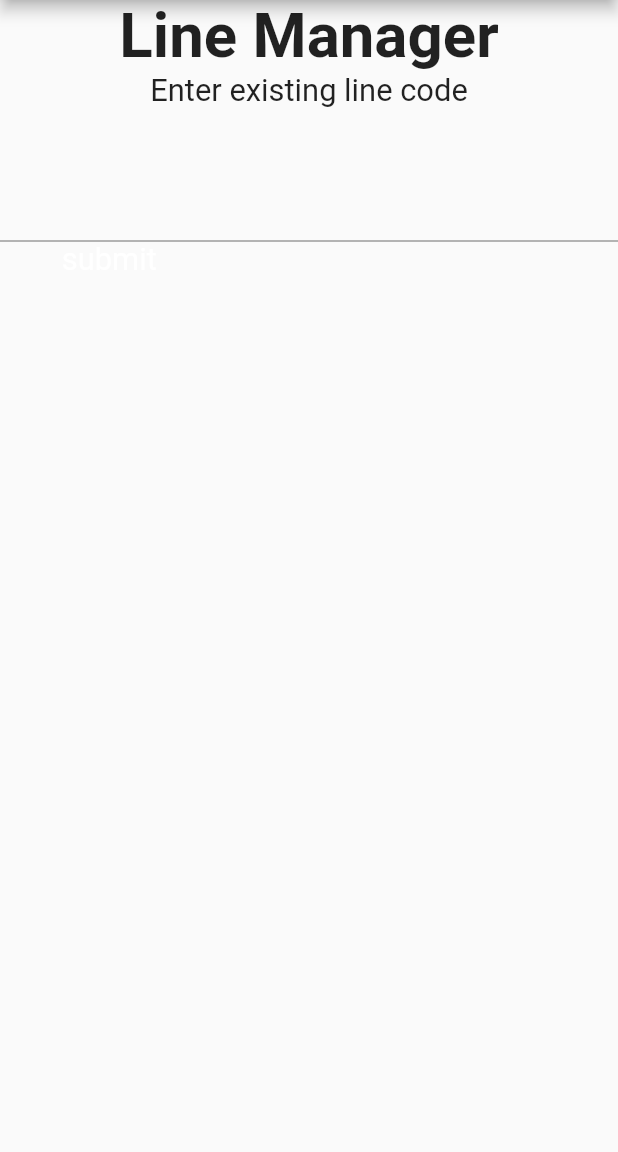
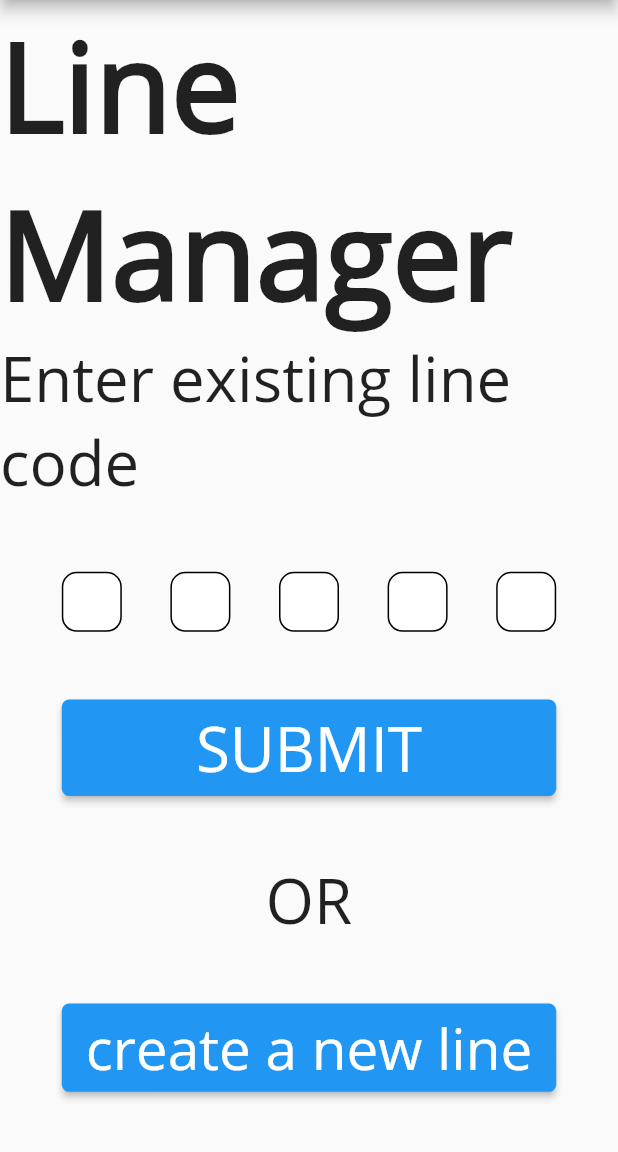
Before and after one commit to harryhannum/noline, a Flutter app: the screen it shows after launch, after a tap on "or create a line of your own", on a phone screen of 412 x 824 dp, the part 84-1236 px from its top. Run offline on Flutter 3.47's test engine with Material 2 defaults, Android fonts, the phone set to English and light mode, and no system bars; our stand-ins replace pinput.

Commit message:
finished the manager menu screen

```diff
--- a/lib/screens/manager_login.dart
+++ b/lib/screens/manager_login.dart
@@ -1,5 +1,5 @@
 import 'package:flutter/material.dart';
-import 'package:progress_button/progress_button.dart';
+import 'package:pinput/pin_put/pin_put.dart';
 
 class ManagerLogin extends StatefulWidget {
   ManagerLogin(AppBar appBar, {Key key}) : super(key: key) {
@@ -13,12 +13,25 @@ class ManagerLogin extends StatefulWidget {
 }
 
 class _ManagerLoginState extends State<ManagerLogin> {
+  final FocusNode _pinPutFocusNode = FocusNode();
+  final TextEditingController _pinPutController = TextEditingController();
+
   @override
   Widget build(BuildContext context) {
-    Size screenSize = MediaQuery.of(context).size;
-    TextStyle titleStyle =
-        TextStyle(fontSize: screenSize.width / 10, fontWeight: FontWeight.bold);
-    TextStyle subTitleStyle = TextStyle(fontSize: screenSize.width / 20);
+    final Size screenSize = MediaQuery.of(context).size;
+    final TextStyle titleStyle = TextStyle(
+        fontSize: screenSize.height / 10,
+        fontWeight: FontWeight.bold,
+        fontFamily: "OpenSans");
+    final TextStyle subTitleStyle =
+        TextStyle(fontSize: screenSize.height / 20, fontFamily: "OpenSans");
+    final BoxDecoration pinPutDecoration = BoxDecoration(
+      color: Colors.white,
+      borderRadius: BorderRadius.circular(10.0),
+      border: Border.all(
+        color: Colors.black.withOpacity(.5),
+      ),
+    );
 
     return Scaffold(
       appBar: widget.appBar,
@@ -39,21 +52,82 @@ class _ManagerLoginState extends State<ManagerLogin> {
             Form(
               child: Column(
                 children: [
-                  Container(child: TextField()),
                   Container(
                     width: screenSize.width * 0.8,
-                    child: ProgressButton(
+                    child: PinPut(
+                      fieldsCount: 5,
+                      eachFieldHeight: 40.0,
+                      onSubmit: (String pin) {},
+                      focusNode: _pinPutFocusNode,
+                      controller: _pinPutController,
+                      submittedFieldDecoration: pinPutDecoration.copyWith(
+                          borderRadius: BorderRadius.circular(12.0),
+                          border: Border.all(
+                              color: Theme.of(context).primaryColor)),
+                      selectedFieldDecoration: pinPutDecoration,
+                      followingFieldDecoration: pinPutDecoration.copyWith(
+                        border: Border.all(
+                          color: Colors.black,
+                        ),
+                      ),
+                    ),
+                  ),
+                  SizedBox(
+                    height: screenSize.height / 20,
+                  ),
+                  Container(
+                    width: screenSize.width * 0.8,
+                    child: MaterialButton(
+                      shape: RoundedRectangleBorder(
+                        borderRadius: BorderRadius.circular(5.0),
+                      ),
                       onPressed: () {},
-                      child: Text(
-                        "submit",
-                        style:
-                            subTitleStyle.merge(TextStyle(color: Colors.white)),
+                      child: FittedBox(
+                        child: Container(
+                          padding: EdgeInsets.symmetric(
+                              vertical: screenSize.width / 100),
+                          child: Text(
+                            "SUBMIT",
+                            style: subTitleStyle
+                                .merge(TextStyle(color: Colors.white)),
+                          ),
+                        ),
                       ),
-                      buttonState: ButtonState.normal,
-                      progressColor: Theme.of(context).primaryColor,
+                      color: Theme.of(context).primaryColor,
                     ),
                   )
                 ],
+              ),
+            ),
+            SizedBox(
+              height: screenSize.height / 20,
+            ),
+            Text(
+              "OR",
+              style: subTitleStyle,
+            ),
+            SizedBox(
+              height: screenSize.height / 20,
+            ),
+            Container(
+              width: screenSize.width * 0.8,
+              child: MaterialButton(
+                shape: RoundedRectangleBorder(
+                  borderRadius: BorderRadius.circular(5.0),
+                ),
+                onPressed: () {},
+                child: FittedBox(
+                  child: Container(
+                    padding:
+                        EdgeInsets.symmetric(vertical: screenSize.width / 100),
+                    child: Text(
+                      "create a new line",
+                      style:
+                          subTitleStyle.merge(TextStyle(color: Colors.white)),
+                    ),
+                  ),
+                ),
+                color: Theme.of(context).primaryColor,
               ),
             )
           ],
--- a/pubspec.yaml
+++ b/pubspec.yaml
@@ -24,6 +24,7 @@ dependencies:
   flutter:
     sdk: flutter
   progress_button: ^0.0.1
+  pinput: ^0.2.0
 
 
   # The following adds the Cupertino Icons font to your application.
@@ -65,6 +66,10 @@ flutter:
     - family: Razuchka
       fonts:
         - asset: assets/Ranchers-Regular.ttf
+
+    - family: OpenSans
+      fonts:
+        - asset: assets/OpenSans-Regular.ttf
   #       - asset: fonts/Schyler-Italic.ttf
   #         style: italic
   #   - family: Trajan Pro
```
Also changed, not shown: assets/OpenSans-Regular.ttf (added), pubspec.lock.
